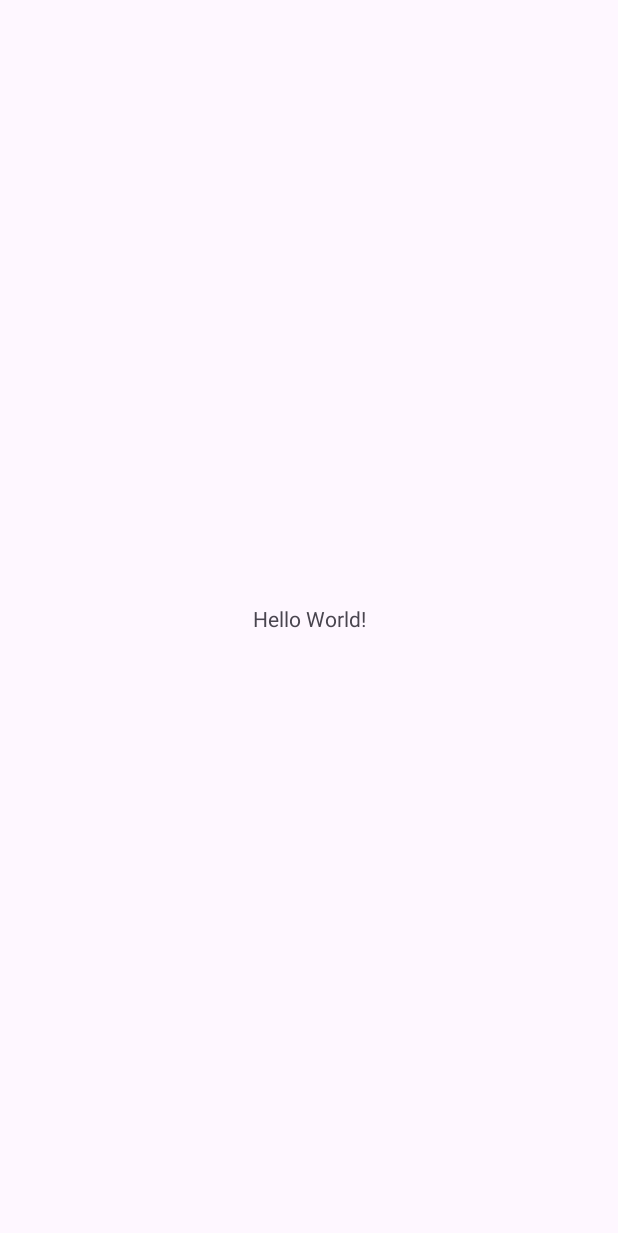
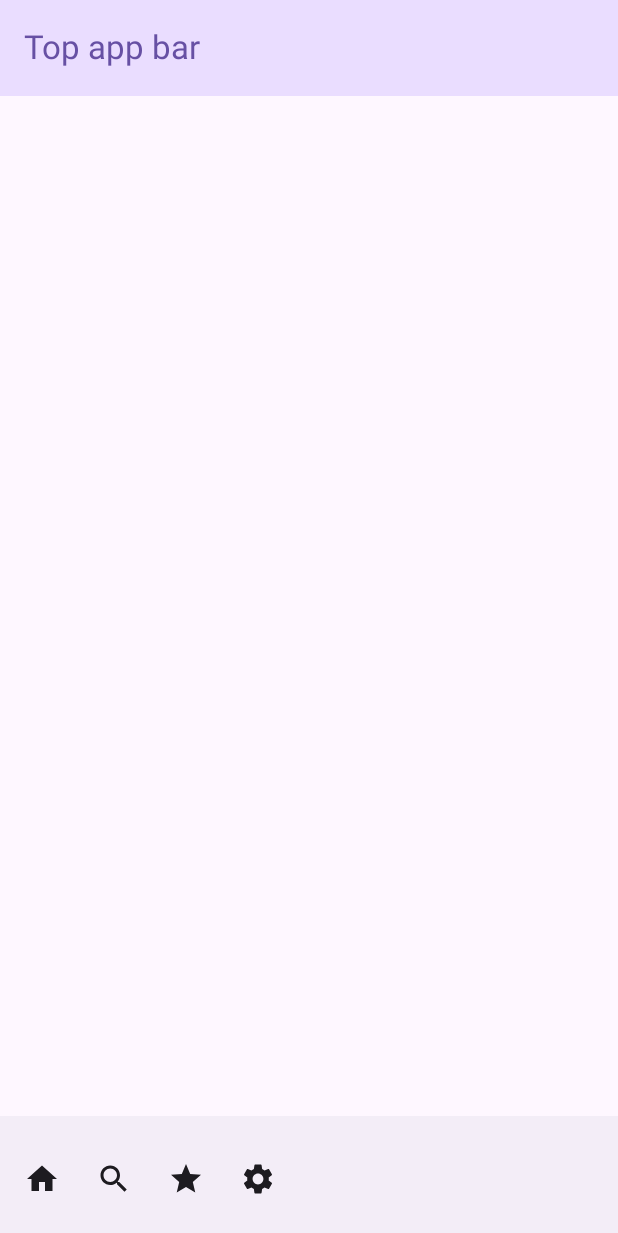
Before and after one commit to Crested-Penguin/SIP-Android, an Android app built with Jetpack Compose: the screen it shows after launch (MainActivity), on a phone screen of 412 x 824 dp. Before the commit the part shown is almost empty. Shown: the top 1233 px of the screen. Run offline under Robolectric (Android 15) with nearby library versions, the phone set to English and light mode, and no system bars.

Commit message:
Add Scaffold

```diff
--- a/app/src/main/java/com/crestedpenguin/sip/MainActivity.kt
+++ b/app/src/main/java/com/crestedpenguin/sip/MainActivity.kt
@@ -1,20 +1,77 @@
 package com.crestedpenguin.sip
 
 import android.os.Bundle
+import androidx.activity.compose.setContent
 import androidx.activity.enableEdgeToEdge
 import androidx.appcompat.app.AppCompatActivity
-import androidx.core.view.ViewCompat
-import androidx.core.view.WindowInsetsCompat
+import androidx.compose.foundation.layout.Arrangement
+import androidx.compose.foundation.layout.Column
+import androidx.compose.foundation.layout.padding
+import androidx.compose.material.icons.Icons
+import androidx.compose.material.icons.filled.Home
+import androidx.compose.material.icons.filled.Search
+import androidx.compose.material.icons.filled.Settings
+import androidx.compose.material.icons.filled.Star
+import androidx.compose.material3.BottomAppBar
+import androidx.compose.material3.ExperimentalMaterial3Api
+import androidx.compose.material3.Icon
+import androidx.compose.material3.IconButton
+import androidx.compose.material3.MaterialTheme
+import androidx.compose.material3.Scaffold
+import androidx.compose.material3.Text
+import androidx.compose.material3.TopAppBar
+import androidx.compose.material3.TopAppBarDefaults.topAppBarColors
+import androidx.compose.ui.Modifier
+import androidx.compose.ui.unit.dp
 
 class MainActivity : AppCompatActivity() {
+    @OptIn(ExperimentalMaterial3Api::class)
     override fun onCreate(savedInstanceState: Bundle?) {
         super.onCreate(savedInstanceState)
         enableEdgeToEdge()
-        setContentView(R.layout.activity_main)
-        ViewCompat.setOnApplyWindowInsetsListener(findViewById(R.id.main)) { v, insets ->
-            val systemBars = insets.getInsets(WindowInsetsCompat.Type.systemBars())
-            v.setPadding(systemBars.left, systemBars.top, systemBars.right, systemBars.bottom)
-            insets
+        setContent {
+            Scaffold(
+                topBar = {
+                    TopAppBar(
+                        colors = topAppBarColors(
+                            containerColor = MaterialTheme.colorScheme.primaryContainer,
+                            titleContentColor = MaterialTheme.colorScheme.primary,
+                        ),
+                        title = {
+                            Text("Top app bar")
+                        }
+                    )
+                },
+                bottomBar = {
+                    BottomAppBar(
+                        actions = {
+                            IconButton(onClick = { /* TODO */ }) {
+                                Icon(Icons.Filled.Home, contentDescription = "Home")
+                            }
+                            IconButton(onClick = { /* TODO */ }) {
+                                Icon(Icons.Filled.Search, contentDescription = "Search")
+                            }
+                            IconButton(onClick = { /* TODO */ }) {
+                                Icon(Icons.Filled.Star, contentDescription = "Star")
+                            }
+                            IconButton(onClick = { /* TODO */ }) {
+                                Icon(Icons.Filled.Settings, contentDescription = "Settings")
+                            }
+                        }
+                    )
+                },
+            ) { innerPadding ->
+                Column(
+                    modifier = Modifier
+                        .padding(innerPadding),
+                    verticalArrangement = Arrangement.spacedBy(16.dp),
+                ) {
+                    Text(
+                        modifier = Modifier.padding(8.dp),
+                        text = ""
+                    )
+                }
+            }
         }
     }
 }
```
